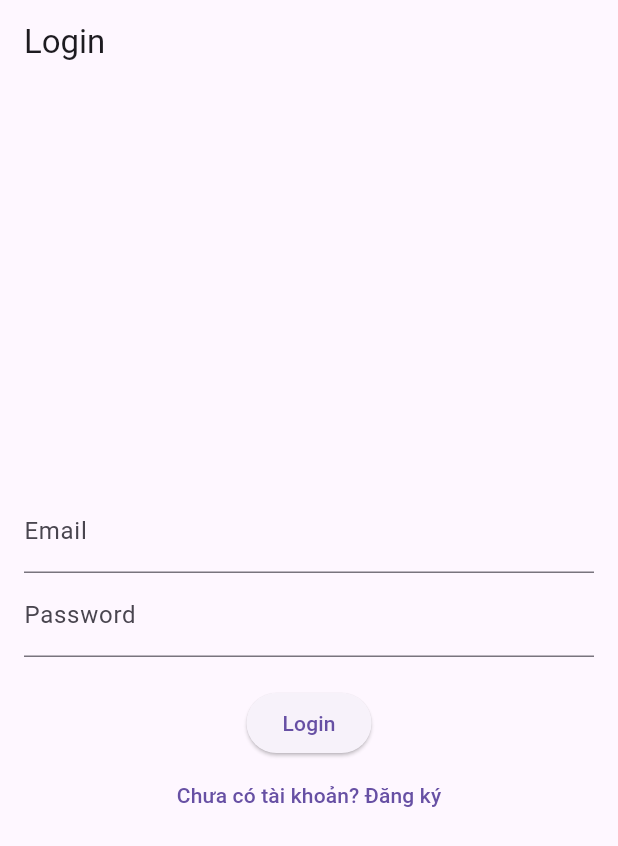
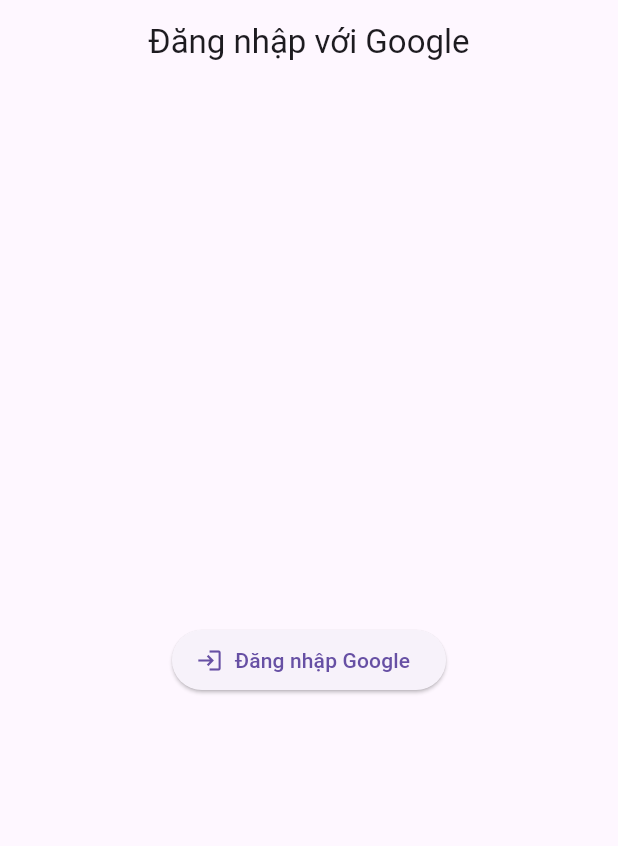
Before and after one commit to vanhuugiacuong/Flutter_ToDoApp, a Flutter app: the screen it shows after launch, on a phone screen of 412 x 824 dp. Shown: the top 846 px of the screen. Run offline on Flutter 3.47's test engine with Material 3 defaults, Android fonts, the phone set to English and light mode, and no system bars; our stand-ins replace firebase_core, get, google_sign_in, supabase_flutter; accounts and stored records are empty.

Commit message:
firebase login

```diff
--- a/lib/app/modules/layout/bindings/layout_binding.dart
+++ b/lib/app/modules/layout/bindings/layout_binding.dart
@@ -8,6 +8,6 @@
   void dependencies() {
     Get.lazyPut<LayoutController>(() => LayoutController());
 
-    Get.lazyPut(() => TodoController());
+    Get.lazyPut<TodoController>(() => (TodoController()));
   }
 }
--- a/lib/app/routes/app_pages.dart
+++ b/lib/app/routes/app_pages.dart
@@ -1,5 +1,8 @@
 import 'package:get/get.dart';
+import 'package:supabase_flutter/supabase_flutter.dart';
 
+import '../../pages/auth/bindings/auth_binding.dart';
+import '../../pages/auth/views/auth_view.dart';
 import '../../pages/home/bindings/home_binding.dart';
 import '../../pages/home/views/home_view.dart';
 import '../../pages/login/bindings/login_binding.dart';
@@ -19,7 +22,9 @@
   AppPages._();
 
   // static const INITIAL = Routes.LAYOUT;
-  static const INITIAL = _Paths.LOGIN;
+  // static const INITIAL = _Paths.LOGIN;
+
+  static final INITIAL = Supabase.instance.client.auth.currentSession?.user !=  null ? Routes.LAYOUT : Routes.AUTH;
 
   static final routes = [
     GetPage(
@@ -57,5 +62,10 @@
       page: () => HomeView(), // Replace with your layout or todo page widget
       binding: HomeBinding(), // Ensure the correct binding is used
     ),
+    GetPage(
+      name: _Paths.AUTH,
+      page: () => const AuthView(),
+      binding: AuthBinding(),
+    ),
   ];
 }
--- a/lib/app/routes/app_routes.dart
+++ b/lib/app/routes/app_routes.dart
@@ -9,6 +9,7 @@
   static const LAYOUT = _Paths.LAYOUT;
   static const SIGNUP = _Paths.SIGNUP;
   static const LOGIN = _Paths.LOGIN;
+  static const AUTH =  _Paths.AUTH;
 }
 
 abstract class _Paths {
@@ -19,4 +20,5 @@
   static const LAYOUT = '/layout';
   static const SIGNUP = '/signup';
   static const LOGIN = '/login';
+  static const AUTH = '/auth';
 }
--- /dev/null
+++ b/lib/pages/auth/views/auth_view.dart
@@ -0,0 +1,27 @@
+import 'package:flutter/material.dart';
+
+import 'package:get/get.dart';
+
+import '../controllers/auth_controller.dart';
+
+class AuthView extends GetView<AuthController> {
+  const AuthView({super.key});
+@override
+  Widget build(BuildContext context) {
+    return Scaffold(
+      appBar: AppBar(
+        title: const Text('Đăng nhập với Google'),
+        centerTitle: true,
+      ),
+      body: Center(
+        child: ElevatedButton.icon(
+          icon: Icon(Icons.login),
+          label: Text('Đăng nhập Google'),
+          onPressed: () async {
+            await controller.LoginWithGoogle();
+          },
+        ),
+      ),
+    );
+  }
+}
--- a/lib/pages/login/views/login_view.dart
+++ b/lib/pages/login/views/login_view.dart
@@ -41,7 +41,8 @@
 
                 final success = await controller.signIn(email, password);
                 if (success) {
-                 Get.offAllNamed(Routes.LAYOUT); // Ensure '/home' is correctly defined in AppPages
+                 Get.offAllNamed(Routes.LAYOUT);
+                  // Ensure '/home' is correctly defined in AppPages
                 } else {
                   // Error messages are already handled in the controller
                   print('Login failed');
--- a/lib/pages/signup/controllers/signup_controller.dart
+++ b/lib/pages/signup/controllers/signup_controller.dart
@@ -1,21 +1,20 @@
 import 'package:get/get.dart';
+import 'package:supabase_flutter/supabase_flutter.dart';
 
 class SignupController extends GetxController {
   final count = 0.obs;
 
   // Local storage for user accounts
-  final Map<String, String> _userAccounts = {};
 
   Future<String?> signUp(String username, String password) async {
-    if (_userAccounts.containsKey(username)) {
-      return 'Tài khoản đã tồn tại';
+    try {
+      await Supabase.instance.client
+          .from('profiles')
+          .insert({'username': username, 'password': password});
+      return null; // Thành công
+    } catch (e) {
+      return e.toString();
     }
-    _userAccounts[username] = password;
-    return null; // Thành công
-  }
-
-  bool validateCredentials(String username, String password) {
-    return _userAccounts[username] == password;
   }
 
   @override
--- a/lib/pages/signup/views/signup_view.dart
+++ b/lib/pages/signup/views/signup_view.dart
@@ -21,7 +21,7 @@
           children: [
             TextField(
               controller: usernameController,
-              decoration: InputDecoration(labelText: 'Email'),
+              decoration: InputDecoration(labelText: 'Username'),
             ),
             TextField(
               controller: passwordController,
@@ -31,20 +31,24 @@
             SizedBox(height: 20),
             ElevatedButton(
               onPressed: () async {
-                final email = usernameController.text.trim();
+                final username = usernameController.text.trim();
                 final password = passwordController.text.trim();
 
-                if (email.isEmpty || password.isEmpty) {
-                  Get.snackbar('Lỗi', 'Email và mật khẩu không được để trống');
+                if (username.isEmpty || password.isEmpty) {
+                  Get.snackbar(
+                    'Lỗi',
+                    'Username và mật khẩu không được để trống',
+                  );
                   return;
                 }
 
-                final error = await controller.signUp(email, password);
+                final error = await controller.signUp(username, password);
                 if (error == null) {
                   Get.snackbar('Thành công', 'Đăng ký thành công');
                   Get.offAllNamed('/login');
                 } else {
                   Get.snackbar('Lỗi', error);
+                  print('Sign up failed: $error');
                 }
               },
               child: Text('Sign Up'),
--- a/lib/pages/todo/views/todo_view.dart
+++ b/lib/pages/todo/views/todo_view.dart
@@ -13,7 +13,6 @@
 
   @override
   Widget build(BuildContext context) {
-    // final TodoController controller = Get.put(TodoController());
     return Scaffold(
       appBar: AppBar(title: Text('TodosView'.tr), centerTitle: true),
       body: Obx(() {
--- a/pubspec.yaml
+++ b/pubspec.yaml
@@ -39,6 +39,8 @@
   flutter_localizations:
     sdk: flutter
   intl: any
+  firebase_core: ^3.13.1
+  google_sign_in: ^6.3.0
 
 dev_dependencies:
   flutter_test:
```
Also changed, not shown: lib/main.dart (+7 -2 lines), lib/pages/auth/bindings/auth_binding.dart (added, +12 -0 lines), lib/pages/auth/controllers/auth_controller.dart (added, +62 -0 lines), lib/pages/login/controllers/login_controller.dart (+10 -5 lines), firebase.json (added), lib/firebase_options.dart (added), lib/services/auth_service.dart (added), pubspec.lock, 10 other files.
